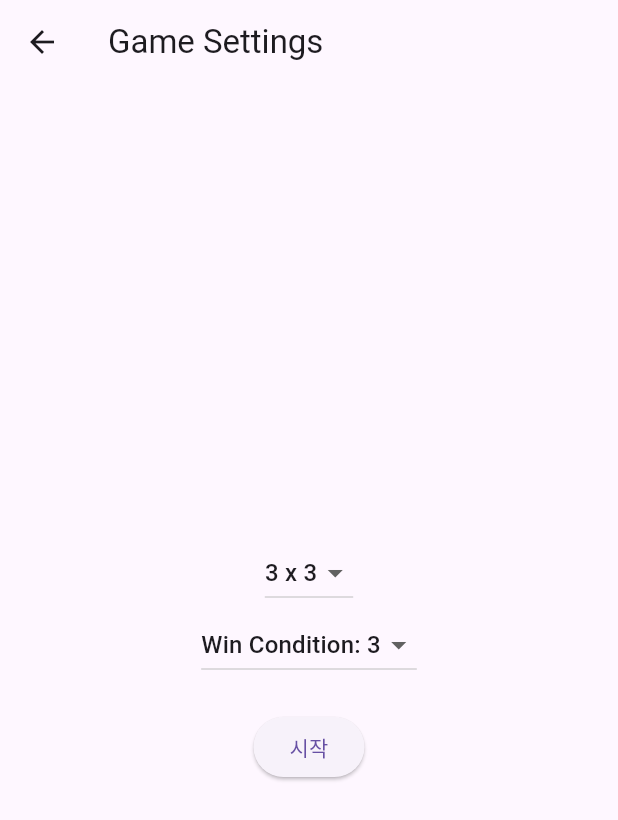
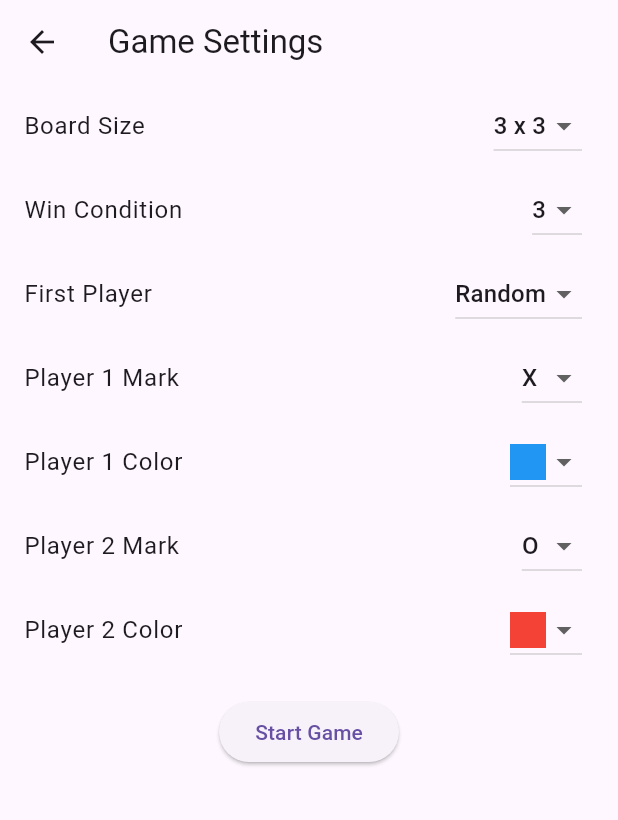
Before and after one commit to donghyukkil/flutter_tictactoe, a Flutter app: the GameSettingsScreen screen opened directly, on a phone screen of 412 x 824 dp. Shown: the top 820 px of the screen. Run offline on Flutter 3.47's test engine with Material 3 defaults, Android fonts, the phone set to English and light mode, and no system bars.

Commit message:
feat: MVC 아키텍처 도입

```diff
--- /dev/null
+++ b/lib/controllers/game_controller.dart
@@ -0,0 +1,15 @@
+import 'package:flutter/material.dart';
+
+import '../models/game_model.dart';
+
+class GameController {
+  GameModel model;
+  VoidCallback? onStateChanged;
+
+  GameController({required this.model});
+
+  void markTile(int index) {
+    model.markTile(index);
+    onStateChanged?.call();
+  }
+}
--- /dev/null
+++ b/lib/models/game_model.dart
@@ -0,0 +1,34 @@
+import 'package:flutter/material.dart';
+import 'dart:math';
+
+class GameModel {
+  int boardSize;
+  int winCondition;
+  List<String> board;
+  bool isPlayer1Turn;
+  String player1Mark;
+  Color player1Color;
+  String player2Mark;
+  Color player2Color;
+  bool gameOver = false;
+  String? winner;
+
+  GameModel({
+    required this.boardSize,
+    required this.winCondition,
+    required this.player1Mark,
+    required this.player1Color,
+    required this.player2Mark,
+    required this.player2Color,
+    String firstPlayer = "Random",
+  })  : board = List.filled(boardSize * boardSize, ''),
+        isPlayer1Turn = firstPlayer == "Player 1" ||
+            (firstPlayer == "Random" && Random().nextBool());
+
+  void markTile(int index) {
+    if (board[index].isEmpty && !gameOver) {
+      board[index] = isPlayer1Turn ? player1Mark : player2Mark;
+      isPlayer1Turn = !isPlayer1Turn;
+    }
+  }
+}
--- a/lib/views/game_settings/game_settings_screen.dart
+++ b/lib/views/game_settings/game_settings_screen.dart
@@ -1,6 +1,9 @@
 import 'package:flutter/material.dart';
+import 'dart:math';
 
 import '../game/game_screen.dart';
+import '../../models/game_model.dart';
+import '../../controllers/game_controller.dart';
 
 class GameSettingsScreen extends StatefulWidget {
   const GameSettingsScreen({Key? key}) : super(key: key);
@@ -12,6 +15,18 @@ class GameSettingsScreen extends StatefulWidget {
 class _GameSettingsScreenState extends State<GameSettingsScreen> {
   int boardSize = 3;
   int winCondition = 3;
+  String player1Mark = 'X';
+  Color player1Color = Colors.blue;
+  String player2Mark = 'O';
+  Color player2Color = Colors.red;
+  String firstPlayer = 'Random';
+  final List<Color> colors = [
+    Colors.blue,
+    Colors.red,
+    Colors.green,
+    Colors.yellow
+  ];
+  final List<String> marks = ['X', 'O', '△', '■'];
 
   @override
   Widget build(BuildContext context) {
@@ -19,54 +34,167 @@ class _GameSettingsScreenState extends State<GameSettingsScreen> {
       appBar: AppBar(
         title: const Text('Game Settings'),
       ),
-      body: Center(
+      body: SingleChildScrollView(
         child: Column(
-          mainAxisAlignment: MainAxisAlignment.center,
-          children: <Widget>[
-            DropdownButton<int>(
+          children: [
+            ListTile(
+              title: const Text("Board Size"),
+              trailing: DropdownButton<int>(
                 value: boardSize,
                 onChanged: (int? newValue) {
                   setState(() {
                     boardSize = newValue!;
-                  winCondition = 3;
+                    winCondition = max(3, boardSize);
                   });
                 },
-              items: <int>[3, 4, 5].map<DropdownMenuItem<int>>((int value) {
+                items: <int>[3, 4, 5, 6, 7]
+                    .map<DropdownMenuItem<int>>((int value) {
                   return DropdownMenuItem<int>(
                     value: value,
                     child: Text('$value x $value'),
                   );
                 }).toList(),
               ),
-            DropdownButton<int>(
+            ),
+            ListTile(
+              title: const Text("Win Condition"),
+              trailing: DropdownButton<int>(
                 value: winCondition,
                 onChanged: (int? newValue) {
                   setState(() {
-                  winCondition = newValue!;
+                    winCondition = max(3, min(newValue!, boardSize));
                   });
                 },
                 items: List<int>.generate(boardSize - 2, (index) => index + 3)
                     .map<DropdownMenuItem<int>>((int value) {
                   return DropdownMenuItem<int>(
                     value: value,
-                  child: Text('Win Condition: $value'),
+                    child: Text('$value'),
                   );
                 }).toList(),
               ),
-            const SizedBox(height: 20),
-            ElevatedButton(
+            ),
+            ListTile(
+              title: const Text("First Player"),
+              trailing: DropdownButton<String>(
+                value: firstPlayer,
+                onChanged: (String? newValue) {
+                  setState(() {
+                    firstPlayer = newValue!;
+                  });
+                },
+                items: <String>['Random', 'Player 1', 'Player 2']
+                    .map<DropdownMenuItem<String>>((String value) {
+                  return DropdownMenuItem<String>(
+                    value: value,
+                    child: Text(value),
+                  );
+                }).toList(),
+              ),
+            ),
+            ListTile(
+              title: const Text("Player 1 Mark"),
+              trailing: DropdownButton<String>(
+                value: player1Mark,
+                onChanged: (String? newValue) {
+                  setState(() {
+                    player1Mark = newValue!;
+                  });
+                },
+                items: marks.map<DropdownMenuItem<String>>((String value) {
+                  return DropdownMenuItem<String>(
+                    value: value,
+                    child: Text(value),
+                  );
+                }).toList(),
+              ),
+            ),
+            ListTile(
+              title: const Text("Player 1 Color"),
+              trailing: DropdownButton<Color>(
+                value: player1Color,
+                onChanged: (Color? newValue) {
+                  setState(() {
+                    player1Color = newValue!;
+                  });
+                },
+                items: colors.map<DropdownMenuItem<Color>>((Color color) {
+                  return DropdownMenuItem<Color>(
+                    value: color,
+                    child: Container(
+                      width: 24,
+                      height: 24,
+                      color: color,
+                    ),
+                  );
+                }).toList(),
+              ),
+            ),
+            ListTile(
+              title: const Text("Player 2 Mark"),
+              trailing: DropdownButton<String>(
+                value: player2Mark,
+                onChanged: (String? newValue) {
+                  setState(() {
+                    player2Mark = newValue!;
+                  });
+                },
+                items: marks.map<DropdownMenuItem<String>>((String value) {
+                  return DropdownMenuItem<String>(
+                    value: value,
+                    child: Text(value),
+                  );
+                }).toList(),
+              ),
+            ),
+            ListTile(
+              title: const Text("Player 2 Color"),
+              trailing: DropdownButton<Color>(
+                value: player2Color,
+                onChanged: (Color? newValue) {
+                  setState(() {
+                    player2Color = newValue!;
+                  });
+                },
+                items: colors.map<DropdownMenuItem<Color>>((Color color) {
+                  return DropdownMenuItem<Color>(
+                    value: color,
+                    child: Container(
+                      width: 24,
+                      height: 24,
+                      color: color,
+                    ),
+                  );
+                }).toList(),
+              ),
+            ),
+            Padding(
+              padding: const EdgeInsets.symmetric(vertical: 16.0),
+              child: ElevatedButton(
                 onPressed: () {
+                  GameModel gameModel = GameModel(
+                    boardSize: boardSize,
+                    winCondition: winCondition,
+                    player1Mark: player1Mark,
+                    player1Color: player1Color,
+                    player2Mark: player2Mark,
+                    player2Color: player2Color,
+                    firstPlayer: firstPlayer == 'Random'
+                        ? ['Player 1', 'Player 2'][Random().nextInt(2)]
+                        : firstPlayer,
+                  );
+                  GameController gameController =
+                      GameController(model: gameModel);
                   Navigator.push(
                     context,
                     MaterialPageRoute(
-                    builder: (context) => GameScreen(
-                      boardSize: boardSize,
-                      winCondition: winCondition,
-                    ),
+                      builder: (context) =>
+                          GameScreen(gameController: gameController),
                     ),
                   );
                 },
-              child: const Text('시작'),
+                child: const Text('Start Game'),
+              ),
             ),
           ],
         ),
```
Also changed, not shown: lib/views/game/game_screen.dart (+56 -11 lines). Lines whose indentation alone changed are shown as unchanged.
